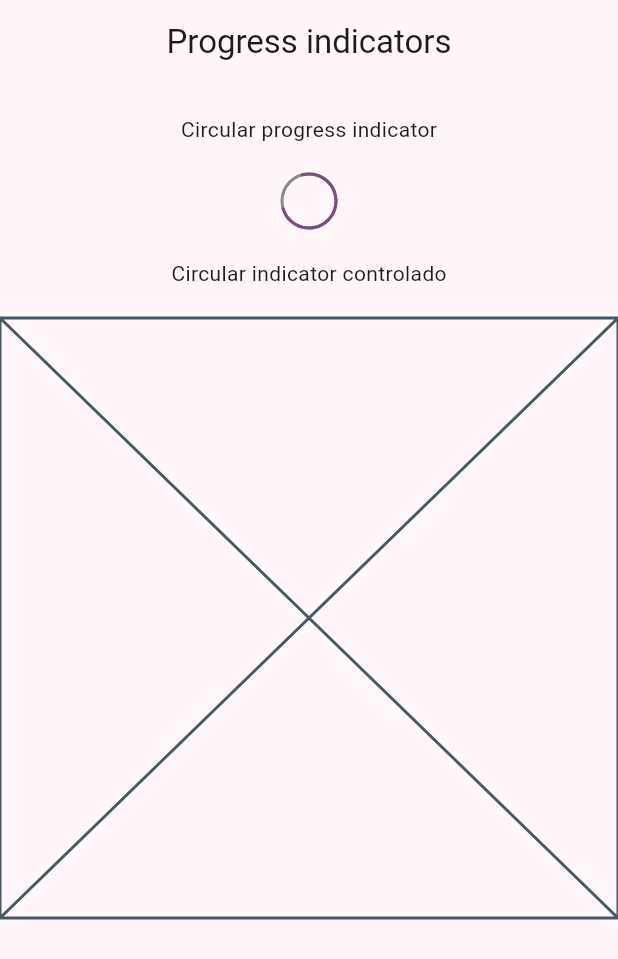
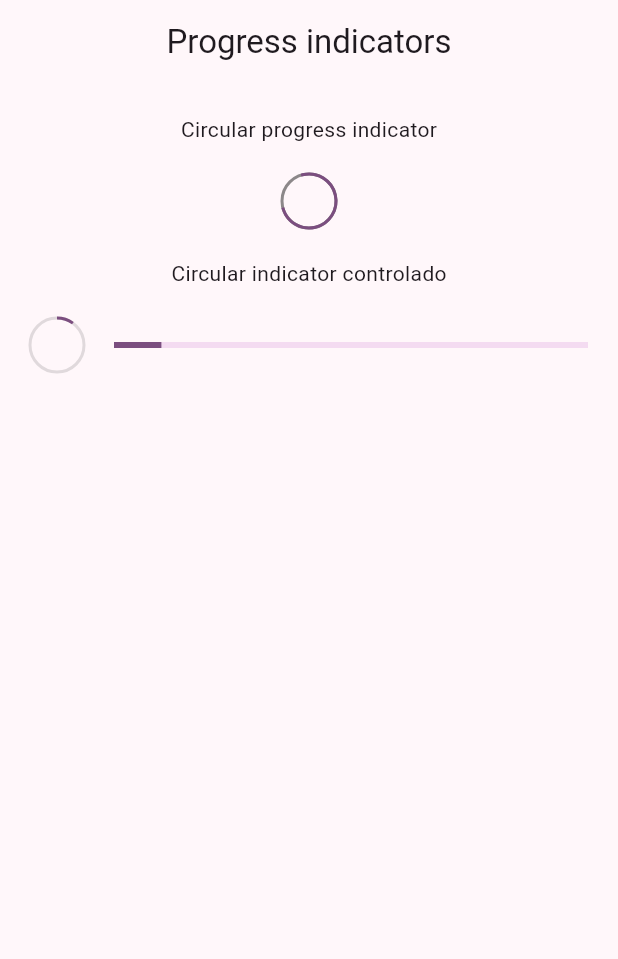
Before and after one commit to jhaineymilevis/flutter-widgets-app, a Flutter app: the ProgressScreen screen opened by its route, on a phone screen of 412 x 824 dp. Shown: the top 959 px of the screen. Run offline on Flutter 3.47's test engine with Material 3 defaults, Android fonts, the phone set to English and light mode, and no system bars; our stand-ins replace go_router.

```diff
--- a/lib/presentation/screens/progress_screen.dart
+++ b/lib/presentation/screens/progress_screen.dart
@@ -53,6 +53,30 @@ class _ControlledProgressIndicator extends StatelessWidget {
 
   @override
   Widget build(BuildContext context) {
-    return const Placeholder();
+    return StreamBuilder<Object>(
+        stream: Stream.periodic(const Duration(milliseconds: 300), (value) {
+          return (value * 2) / 100;
+        }).takeWhile((value) => value < 100),
+        builder: (context, snapshot) {
+          final progressValue = snapshot.data ?? 0;
+          return Padding(
+            padding: const EdgeInsets.symmetric(horizontal: 20),
+            child: Row(mainAxisAlignment: MainAxisAlignment.center, children: [
+              CircularProgressIndicator(
+                value: double.parse(progressValue.toString()),
+                strokeWidth: 2,
+                backgroundColor: Colors.black12,
+              ),
+              const SizedBox(
+                width: 20,
+              ),
+              Expanded(
+                child: LinearProgressIndicator(
+                  value: double.parse(progressValue.toString()),
+                ),
+              )
+            ]),
+          );
+        });
   }
 }
```
